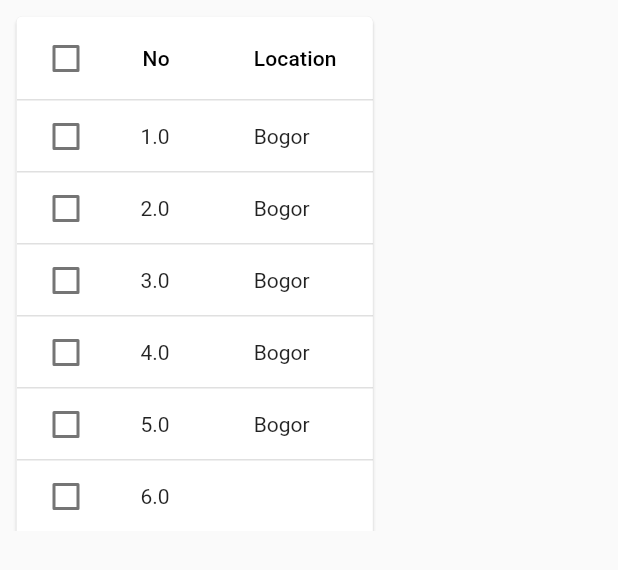
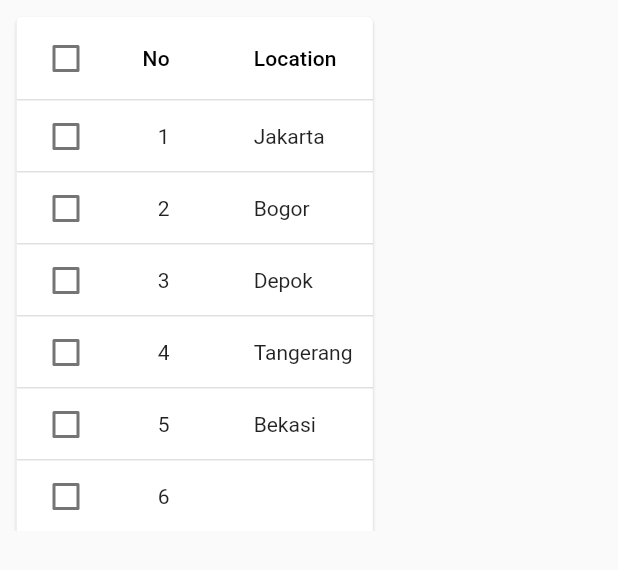
Before and after one commit to fahrur06/protalent, a Flutter app: the PaginatedDataTableDemo widget shown alone on an empty page, opened directly, on a phone screen of 412 x 824 dp. Shown: the top 570 px of the screen. Run offline on Flutter 3.47's test engine with Material 2 defaults, Android fonts, the phone set to English and light mode, and no system bars; our stand-ins replace carousel_slider, data_table_2, dropdown_search, flip_card, google_fonts; missing offline and left inert: easy_table, side_navigation; statements that could not run were skipped.

Commit message:
Master Data: Lokasi

```diff
--- a/lib/admin/master_data/data_location.dart
+++ b/lib/admin/master_data/data_location.dart
@@ -11,7 +11,7 @@ import 'package:data_table_2/data_table_2.dart';
 // The file was extracted from GitHub: https://github.com/flutter/gallery
 // Changes and modifications by Maxim Saplin, 2021
 
-  /// Keeps track of selected rows, feed the data into DesertsDataSource
+/// Keeps track of selected rows, feed the data into DesertsDataSource
 class RestorableClientSelections extends RestorableProperty<Set<int>> {
   Set<int> _clientSelections = {};
 
@@ -60,18 +60,20 @@ class Client {
   Client(
       this.nomer,
       this.lokasi,
-      this.posted,
+      this.post,
       this.status,
       this.button,
+
       );
 
   final int id = _idCounter++;
 
   final int nomer;
   final String lokasi;
-  final String posted;
+  final String post;
   final String status;
   final Widget button;
+
   bool selected = false;
 }
 
@@ -175,11 +177,11 @@ class DessertDataSource extends DataTableSource {
       specificRowHeight:
       hasRowHeightOverrides && dessert.nomer >= 25 ? 100 : null,
       cells: [
-        DataCell(Text(dessert.nomer.toStringAsFixed(1))),
+        DataCell(Text(dessert.nomer.toStringAsFixed(0))),
         DataCell(Text('${dessert.lokasi}'),
             onTap: () => _showSnackbar(context,
                 'Tapped on a cell with "${dessert.lokasi}"', Colors.red)),
-        DataCell(Text(dessert.posted),),
+        DataCell(Text(dessert.post),),
         DataCell(Text('${dessert.status}')),
         DataCell(TextButton(child: dessert.button, onPressed: () {  },)),
         // DataCell(Text('${dessert.sodium}')),
@@ -292,7 +294,7 @@ class ClientDataSourceAsync extends AsyncDataTableSource {
             cells: [
               DataCell(Text(dessert.nomer.toStringAsFixed(1))),
               DataCell(Text('${dessert.lokasi}')),
-              DataCell(Text(dessert.posted)),
+              DataCell(Text(dessert.post)),
               DataCell(Text('${dessert.status}')),
               DataCell(TextButton(child: dessert.button, onPressed: () {  },)),
               // DataCell(Text('${dessert.sodium}')),
@@ -326,7 +328,7 @@ class ClientsFakeWebService {
       case 'lokasi':
         return (Client d1, Client d2) => coef * d1.lokasi.compareTo(d2.lokasi);
       case 'post':
-        return (Client d1, Client d2) => coef * d1.posted.compareTo(d2.posted);
+        return (Client d1, Client d2) => coef * d1.post.compareTo(d2.post);
       case 'status':
         return (Client d1, Client d2) => coef * d1.status.compareTo(d2.status);
     // case '':
@@ -374,7 +376,7 @@ int _selectedCount = 0;
 List<Client> _clients = <Client>[
   Client(
     1,
-    'Bogor',
+    'Jakarta',
     '09-08-2012',
     'ACTIVE',
     Text('delete'),
@@ -394,7 +396,7 @@ List<Client> _clients = <Client>[
   ),
   Client(
     3,
-    'Bogor',
+    'Depok',
     '09-08-2012',
     'INACTIVE',
     Text('delete'),
@@ -404,7 +406,7 @@ List<Client> _clients = <Client>[
   ),
   Client(
     4,
-    'Bogor',
+    'Tangerang',
     '09-08-2012',
     'ACTIVE',
     Text('delete'),
@@ -414,7 +416,7 @@ List<Client> _clients = <Client>[
   ),
   Client(
     5,
-    'Bogor',
+    'Bekasi',
     '09-08-2012',
     'INACTIVE',
     Text('delete'),
@@ -695,9 +697,9 @@ List<Client> _clients = <Client>[
 ];
 
 List<Client> _dessertsX3 = _clients.toList()
-  ..addAll(_clients.map((i) => Client(i.nomer, '${i.lokasi} x2', '${i.posted} x2',
+  ..addAll(_clients.map((i) => Client(i.nomer, '${i.lokasi} x2', '${i.post} x2',
       '${i.status} x2',i.button)))
-  ..addAll(_clients.map((i) => Client(i.nomer, '${i.lokasi} x3', '${i.posted} x3',
+  ..addAll(_clients.map((i) => Client(i.nomer, '${i.lokasi} x3', '${i.post} x3',
       '${i.status} x3',i.button)));
 
 _showSnackbar(BuildContext context, String text, [Color? color]) {
```
Also changed, not shown: lib/admin/master_data/location.dart (+39 -24 lines).
